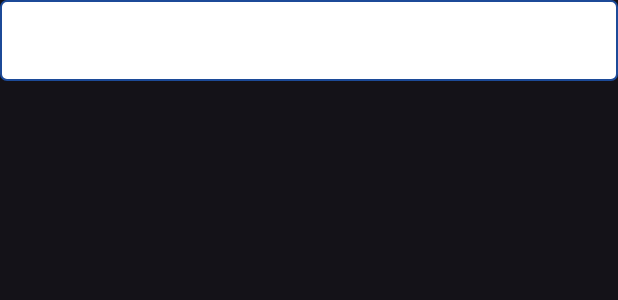
After one commit to soda4fries/StreamLiner, an Android app: the layout fragment_answer_feedback.xml on its own in the app's theme, with its tools: preview values and no code run, on a phone screen of 412 x 824 dp. The commit adds this screen. Shown: the top 300 px of the screen. Run offline under Robolectric (Android 15) with nearby library versions, the phone set to English and light mode, and no system bars.

Commit message:
include answer feedback fragment

```diff
--- /dev/null
+++ b/app/src/main/res/drawable/feedback_background.xml
@@ -0,0 +1,8 @@
+<?xml version="1.0" encoding="utf-8"?>
+<shape xmlns:android="http://schemas.android.com/apk/res/android">
+    <stroke
+        android:width="1dp"
+        android:color="@color/blue_small_text_border" />
+    <corners android:radius="4dp" />
+    <solid android:color="@color/white" />
+</shape>
--- /dev/null
+++ b/app/src/main/res/layout/fragment_answer_feedback.xml
@@ -0,0 +1,18 @@
+<?xml version="1.0" encoding="utf-8"?>
+<FrameLayout xmlns:android="http://schemas.android.com/apk/res/android"
+    xmlns:tools="http://schemas.android.com/tools"
+    android:layout_width="match_parent"
+    android:layout_height="match_parent"
+    tools:context=".AnswerFeedbackFragment">
+
+    <TextView
+        android:id="@+id/feedbackTV"
+        android:layout_width="match_parent"
+        android:layout_height="wrap_content"
+        android:background="@drawable/feedback_background"
+        android:padding="16dp"
+        android:gravity="center"
+        android:textColor="@color/dark_gray"
+        android:textSize="16sp"/>
+
+</FrameLayout>
```
Also changed, not shown: app/src/main/java/com/example/streamliner/AnswerFeedbackFragment.java (added, +80 -0 lines), app/src/main/java/com/example/streamliner/PracticeActivity.java (+20 -2 lines).
